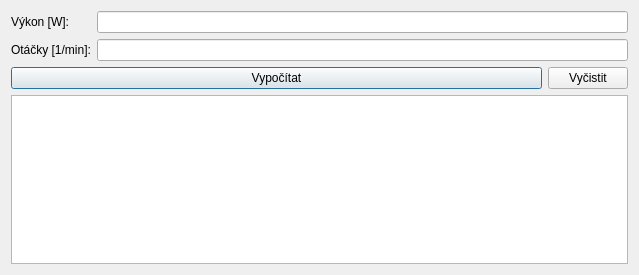
Old version of the form mainwindow.ui in the repository Tasssadar/solidspojka.
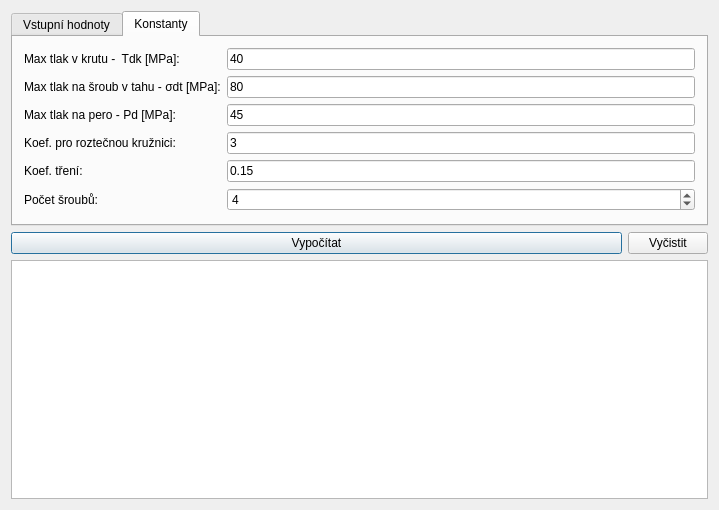
New version of the form. The open tabs and pages were chosen to show the change.

The edit to the form file:
```diff
--- a/mainwindow.ui
+++ b/mainwindow.ui
@@ -6,17 +6,25 @@
    <rect>
     <x>0</x>
     <y>0</y>
-    <width>639</width>
-    <height>275</height>
+    <width>719</width>
+    <height>510</height>
    </rect>
   </property>
   <property name="windowTitle">
    <string>SolidSpojka</string>
   </property>
   <widget class="QWidget" name="centralWidget">
-   <layout class="QVBoxLayout" name="verticalLayout">
+   <layout class="QVBoxLayout" name="verticalLayout" stretch="0,0,4">
     <item>
-     <layout class="QFormLayout" name="formLayout">
+     <widget class="QTabWidget" name="tabWidget">
+      <property name="currentIndex">
+       <number>0</number>
+      </property>
+      <widget class="QWidget" name="tab">
+       <attribute name="title">
+        <string>Vstupní hodnoty</string>
+       </attribute>
+       <layout class="QGridLayout" name="gridLayout">
       <item row="0" column="0">
        <widget class="QLabel" name="label">
         <property name="text">
@@ -25,7 +33,11 @@
        </widget>
       </item>
       <item row="0" column="1">
-       <widget class="QLineEdit" name="powerLine"/>
+         <widget class="QLineEdit" name="powerLine">
+          <property name="inputMask">
+           <string/>
+          </property>
+         </widget>
       </item>
       <item row="1" column="0">
        <widget class="QLabel" name="label_2">
@@ -35,9 +47,131 @@
        </widget>
       </item>
       <item row="1" column="1">
-       <widget class="QLineEdit" name="roundsLine"/>
-      </item>
-      <item row="2" column="0" colspan="2">
+         <widget class="QLineEdit" name="roundsLine">
+          <property name="inputMask">
+           <string/>
+          </property>
+         </widget>
+        </item>
+        <item row="2" column="0">
+         <spacer name="verticalSpacer">
+          <property name="orientation">
+           <enum>Qt::Vertical</enum>
+          </property>
+          <property name="sizeHint" stdset="0">
+           <size>
+            <width>20</width>
+            <height>40</height>
+           </size>
+          </property>
+         </spacer>
+        </item>
+       </layout>
+       <zorder>powerLine</zorder>
+       <zorder>label</zorder>
+       <zorder>label_2</zorder>
+       <zorder>roundsLine</zorder>
+      </widget>
+      <widget class="QWidget" name="tab_2">
+       <attribute name="title">
+        <string>Konstanty</string>
+       </attribute>
+       <layout class="QGridLayout" name="gridLayout_2">
+        <item row="0" column="0">
+         <widget class="QLabel" name="label_4">
+          <property name="text">
+           <string>Max tlak v krutu -  Tdk [MPa]:</string>
+          </property>
+         </widget>
+        </item>
+        <item row="0" column="1">
+         <widget class="QLineEdit" name="tdkEdit">
+          <property name="inputMask">
+           <string/>
+          </property>
+          <property name="text">
+           <string>40</string>
+          </property>
+         </widget>
+        </item>
+        <item row="2" column="0">
+         <widget class="QLabel" name="label_5">
+          <property name="text">
+           <string>Max tlak na pero - Pd [MPa]:</string>
+          </property>
+         </widget>
+        </item>
+        <item row="2" column="1">
+         <widget class="QLineEdit" name="pdEdit">
+          <property name="text">
+           <string>45</string>
+          </property>
+         </widget>
+        </item>
+        <item row="3" column="0">
+         <widget class="QLabel" name="label_6">
+          <property name="text">
+           <string>Koef. pro roztečnou kružnici:</string>
+          </property>
+         </widget>
+        </item>
+        <item row="3" column="1">
+         <widget class="QLineEdit" name="circleEdit">
+          <property name="text">
+           <string>3</string>
+          </property>
+         </widget>
+        </item>
+        <item row="4" column="0">
+         <widget class="QLabel" name="label_7">
+          <property name="text">
+           <string>Koef. tření:</string>
+          </property>
+         </widget>
+        </item>
+        <item row="4" column="1">
+         <widget class="QLineEdit" name="frictionEdit">
+          <property name="text">
+           <string>0.15</string>
+          </property>
+         </widget>
+        </item>
+        <item row="5" column="0">
+         <widget class="QLabel" name="label_3">
+          <property name="text">
+           <string>Počet šroubů:</string>
+          </property>
+         </widget>
+        </item>
+        <item row="5" column="1">
+         <widget class="QSpinBox" name="screwBox">
+          <property name="maximum">
+           <number>1000</number>
+          </property>
+          <property name="value">
+           <number>4</number>
+          </property>
+         </widget>
+        </item>
+        <item row="1" column="0">
+         <widget class="QLabel" name="label_8">
+          <property name="text">
+           <string>Max tlak na šroub v tahu - σdt [MPa]:</string>
+          </property>
+         </widget>
+        </item>
+        <item row="1" column="1">
+         <widget class="QLineEdit" name="sdtEdit">
+          <property name="text">
+           <string>80</string>
+          </property>
+         </widget>
+        </item>
+       </layout>
+      </widget>
+     </widget>
+    </item>
+    <item>
        <layout class="QHBoxLayout" name="horizontalLayout" stretch="4,0">
         <item>
          <widget class="QPushButton" name="calcBtn">
@@ -60,11 +194,6 @@
          </widget>
         </item>
        </layout>
-      </item>
-     </layout>
-    </item>
-    <item>
-     <layout class="QFormLayout" name="formLayout_2"/>
     </item>
     <item>
      <widget class="QPlainTextEdit" name="outText"/>
```
Lines whose indentation alone changed are shown as unchanged.
